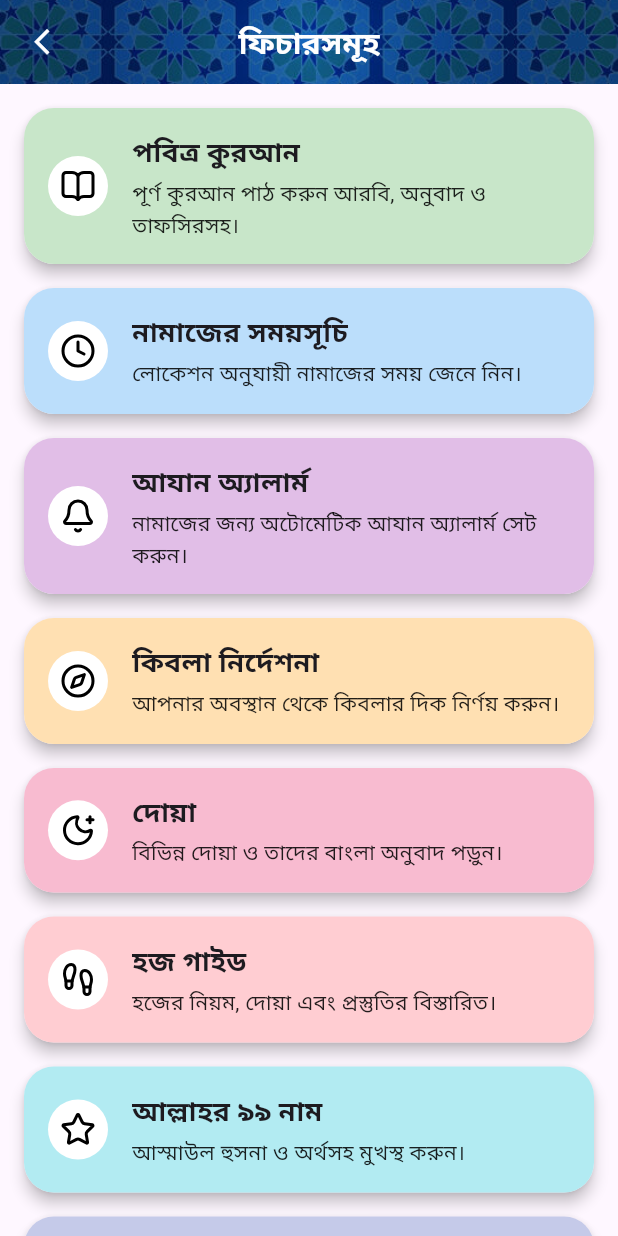
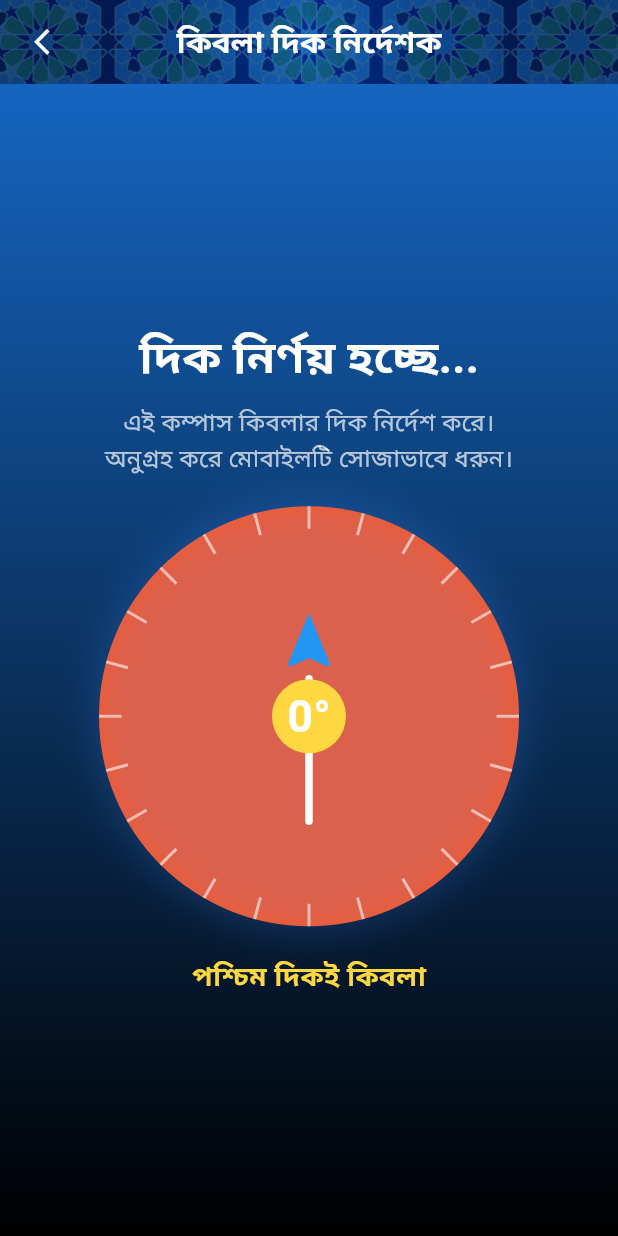
Before and after one commit to alazad214/din-duide-app, a Flutter app: the FeaturesScreen screen opened directly, after a tap on "কিবলা নির্দেশনা", on a phone screen of 412 x 824 dp. Run offline on Flutter 3.47's test engine with Material 3 defaults, Android fonts, the phone set to English and light mode, and no system bars; drawn by our look-alikes of auto_animated, toastification; our stand-ins replace carousel_slider, connectivity_plus, dio, flutter_compass, flutter_easyloading, flutter_screenutil and 11 more; missing offline and left inert: easy_url_launcher; accounts and stored records are empty.

Commit message:
namaz, qurbani screen added

```diff
--- a/lib/features/features/presentation/features_screen.dart
+++ b/lib/features/features/presentation/features_screen.dart
@@ -1,7 +1,17 @@
 import 'package:din_guide_app/common_widgets/auth_appbar.dart';
+import 'package:din_guide_app/features/features/presentation/allah_name_screen.dart';
+import 'package:din_guide_app/features/features/presentation/dua_screen.dart';
+import 'package:din_guide_app/features/features/presentation/hajj_screen.dart';
+import 'package:din_guide_app/features/features/presentation/juma_day.dart';
+import 'package:din_guide_app/features/features/presentation/kibla_screen.dart';
+import 'package:din_guide_app/features/features/presentation/namaz_screen.dart';
+import 'package:din_guide_app/features/features/presentation/qurbani_info_screen.dart';
+import 'package:din_guide_app/features/features/presentation/roja_screen.dart';
 import 'package:din_guide_app/features/salat/widgets/features_card.dart';
 import 'package:flutter/material.dart';
+import 'package:get/get.dart';
 import 'package:lucide_icons/lucide_icons.dart';
+import 'package:toastification/toastification.dart';
 
 class FeaturesScreen extends StatelessWidget {
   const FeaturesScreen({super.key});
@@ -28,94 +38,124 @@ class FeaturesScreen extends StatelessWidget {
             ),
             FeatureCard(
               icon: LucideIcons.clock,
-              title: 'নামাজের সময়সূচি',
+              title: 'নামাজ শিখা',
               description: 'লোকেশন অনুযায়ী নামাজের সময় জেনে নিন।',
               color: Colors.blue.shade100,
-              ontap: () {},
+              ontap: () {
+                Get.to(() => const NamazLearningScreen());
+              },
             ),
             FeatureCard(
               icon: LucideIcons.bell,
               title: 'আযান অ্যালার্ম',
               description: 'নামাজের জন্য অটোমেটিক আযান অ্যালার্ম সেট করুন।',
               color: Colors.purple.shade100,
-              ontap: () {},
+              ontap: () {
+                toastification.show(
+                  title: const Text('Comming soon..'),
+                  type: ToastificationType.warning,
+                );
+              },
             ),
             FeatureCard(
               icon: LucideIcons.compass,
               title: 'কিবলা নির্দেশনা',
               description: 'আপনার অবস্থান থেকে কিবলার দিক নির্ণয় করুন।',
               color: Colors.orange.shade100,
-              ontap: () {},
+              ontap: () {
+                Get.to(() => const CompassScreen());
+              },
             ),
             FeatureCard(
               icon: LucideIcons.moonStar,
               title: 'দোয়া',
               description: 'বিভিন্ন দোয়া ও তাদের বাংলা অনুবাদ পড়ুন।',
               color: Colors.pink.shade100,
-              ontap: () {},
+              ontap: () {
+                Get.to(() => const DuaScreen());
+              },
             ),
             FeatureCard(
               icon: LucideIcons.footprints,
               title: 'হজ গাইড',
               description: 'হজের নিয়ম, দোয়া এবং প্রস্তুতির বিস্তারিত।',
               color: Colors.red.shade100,
-              ontap: () {},
+              ontap: () {
+                Get.to(() => const HajjScreen());
+              },
             ),
             FeatureCard(
               icon: LucideIcons.star,
               title: 'আল্লাহর ৯৯ নাম',
               description: 'আস্মাউল হুসনা ও অর্থসহ মুখস্থ করুন।',
               color: Colors.cyan.shade100,
-              ontap: () {},
+              ontap: () {
+                Get.to(() => const AllahNameScreen());
+              },
             ),
             FeatureCard(
               icon: LucideIcons.book,
               title: 'নামাজ শিক্ষা',
               description: 'নামাজের নিয়ম, দোয়া এবং সূরা শিখুন।',
               color: Colors.indigo.shade100,
-              ontap: () {},
+              ontap: () {
+                toastification.show(
+                  title: const Text('Comming soon..'),
+                  type: ToastificationType.warning,
+                );
+              },
             ),
-            FeatureCard(
-              icon: LucideIcons.headphones,
-              title: 'যিকির',
-              description: 'প্রতিদিনের যিকির ও ফজিলতসমূহ।',
-              color: Colors.amber.shade100,
-              ontap: () {},
-            ),
+
             FeatureCard(
               icon: LucideIcons.user,
               title: 'ইসলামিক নাম',
               description: 'ছেলে ও মেয়েদের সুন্দর ইসলামিক নাম খুঁজুন।',
               color: Colors.deepPurple.shade100,
-              ontap: () {},
+              ontap: () {
+                toastification.show(
+                  title: const Text('Comming soon..'),
+                  type: ToastificationType.warning,
+                );
+              },
             ),
             FeatureCard(
               icon: LucideIcons.shieldCheck,
               title: 'ক্বুরবানি গাইড',
               description: 'ক্বুরবানির নিয়ম, শর্ত ও গুরুত্বপূর্ণ মাসায়েল।',
               color: Colors.lime.shade100,
-              ontap: () {},
+              ontap: () {
+                Get.to(() => const QurbaniInfoScreen());
+              },
             ),
             FeatureCard(
               icon: LucideIcons.calendar,
               title: 'হিজরি ক্যালেন্ডার',
               description: 'হিজরি ও ইংরেজি তারিখ একসাথে দেখুন।',
               color: Colors.brown.shade100,
-              ontap: () {},
+              ontap: () {
+                toastification.show(
+                  title: const Text('Comming soon..'),
+                  type: ToastificationType.warning,
+                );
+              },
             ),
             FeatureCard(
               icon: LucideIcons.sun,
               title: 'রোজা',
               description: 'রোজার নিয়ম, সাহরি-ইফতারের সময় ও দোয়া।',
               color: Colors.greenAccent.shade100,
-              ontap: () {},
+              ontap: () {
+                Get.to(() => const RojaDetailsScreen());
+              },
             ),
             FeatureCard(
               icon: LucideIcons.sunrise,
               title: 'জুমার ফজিলত',
               description: 'জুমার গুরুত্ব, সূরা কাহফ ও দোয়ার সংকলন।',
               color: Colors.teal.shade100,
-              ontap: () {},
+              ontap: () {
+                Get.to(() => const JummahInfoScreen());
+              },
             ),
           ],
         ),
--- /dev/null
+++ b/lib/features/features/presentation/kibla_screen.dart
@@ -0,0 +1,199 @@
+import 'package:din_guide_app/common_widgets/auth_appbar.dart';
+import 'package:flutter/material.dart';
+import 'package:flutter_compass/flutter_compass.dart';
+import 'dart:math' as math;
+
+class CompassScreen extends StatefulWidget {
+  const CompassScreen({super.key});
+
+  @override
+  CompassScreenState createState() => CompassScreenState();
+}
+
+class CompassScreenState extends State<CompassScreen> {
+  double? _heading;
+
+  @override
+  void initState() {
+    super.initState();
+    _startCompass();
+  }
+
+  void _startCompass() {
+    FlutterCompass.events?.listen((event) {
+      setState(() {
+        _heading = event.heading;
+      });
+    });
+  }
+
+  String _getDirection(double heading) {
+    List<String> directions = [
+      "উত্তর",
+      "উত্তর-উত্তর-পূর্ব",
+      "উত্তর-পূর্ব",
+      "পূর্ব-উত্তর-পূর্ব",
+      "পূর্ব",
+      "পূর্ব-দক্ষিণ-পূর্ব",
+      "দক্ষিণ-পূর্ব",
+      "দক্ষিণ-দক্ষিণ-পূর্ব",
+      "দক্ষিণ",
+      "দক্ষিণ-দক্ষিণ-পশ্চিম",
+      "দক্ষিণ-পশ্চিম",
+      "পশ্চিম-দক্ষিণ-পশ্চিম",
+      "পশ্চিম",
+      "পশ্চিম-উত্তর-পশ্চিম",
+      "উত্তর-পশ্চিম",
+      "উত্তর-উত্তর-পশ্চিম",
+    ];
+    int index = ((heading + 11.25) ~/ 22.5) % 16;
+    return directions[index];
+  }
+
+  @override
+  Widget build(BuildContext context) {
+    return Scaffold(
+      appBar: const CustomAppbar(title: 'কিবলা দিক নির্দেশক', leadingVisible: true,),
+      body: Container(
+        decoration: BoxDecoration(
+          gradient: LinearGradient(
+            colors: [Colors.blue.shade800, Colors.black],
+            begin: Alignment.topCenter,
+            end: Alignment.bottomCenter,
+          ),
+        ),
+        child: Center(
+          child: Column(
+            mainAxisAlignment: MainAxisAlignment.center,
+            children: [
+              Text(
+                _heading != null ? _getDirection(_heading!) : 'দিক নির্ণয় হচ্ছে...',
+                style: const TextStyle(
+                  fontSize: 30,
+                  fontWeight: FontWeight.bold,
+                  color: Colors.white,
+                ),
+              ),
+              const SizedBox(height: 10),
+              const Text(
+                'এই কম্পাস কিবলার দিক নির্দেশ করে।\nঅনুগ্রহ করে মোবাইলটি সোজাভাবে ধরুন।',
+                style: TextStyle(fontSize: 16, color: Colors.white70),
+                textAlign: TextAlign.center,
+              ),
+              const SizedBox(height: 20),
+
+              Container(
+                decoration: const BoxDecoration(
+                  shape: BoxShape.circle,
+                  color: Colors.deepOrange,
+                ),
+                child: Stack(
+                  alignment: Alignment.center,
+                  children: [
+                    Container(
+                      width: 280,
+                      height: 280,
+                      decoration: BoxDecoration(
+                        shape: BoxShape.circle,
+                        boxShadow: [
+                          BoxShadow(
+                            color: Colors.blueAccent.withAlpha(50),
+                            blurRadius: 20,
+                            spreadRadius: 5,
+                          ),
+                        ],
+                      ),
+                      child: CustomPaint(painter: CompassDialPainter()),
+                    ),
+
+                    Transform.rotate(
+                      angle: _heading == null
+                          ? 0
+                          : -(math.pi / 180) * ((_heading! - 270) % 360),
+                      child: Column(
+                        children: [
+                          const Icon(
+                            Icons.navigation,
+                            size: 45,
+                            color: Colors.blue,
+                          ),
+                          Container(
+                            width: 5,
+                            height: 100,
+                            decoration: BoxDecoration(
+                              gradient: const LinearGradient(
+                                colors: [Colors.white, Colors.white],
+                                begin: Alignment.topCenter,
+                                end: Alignment.bottomCenter,
+                              ),
+                              borderRadius: BorderRadius.circular(5),
+                            ),
+                          ),
+                        ],
+                      ),
+                    ),
+
+                    Center(
+                      child: Container(
+                        padding: const EdgeInsets.all(10),
+                        decoration: const BoxDecoration(
+                          color: Colors.amberAccent,
+                          shape: BoxShape.circle,
+                        ),
+                        child: Text(
+                          _heading != null
+                              ? '${_heading!.toStringAsFixed(0)}°'
+                              : '0°',
+                          style: const TextStyle(
+                            fontSize: 30,
+                            fontWeight: FontWeight.bold,
+                            color: Colors.white,
+                          ),
+                        ),
+                      ),
+                    ),
+                  ],
+                ),
+              ),
+              const SizedBox(height: 20),
+              const Text(
+                'পশ্চিম দিকই কিবলা',
+                style: TextStyle(
+                  fontSize: 18,
+                  fontWeight: FontWeight.bold,
+                  color: Colors.amberAccent,
+                ),
+              ),
+            ],
+          ),
+        ),
+      ),
+    );
+  }
+}
+
+class CompassDialPainter extends CustomPainter {
+  @override
+  void paint(Canvas canvas, Size size) {
+    final Paint tickPaint = Paint()
+      ..color = Colors.white.withAlpha(150)
+      ..strokeWidth = 2;
+
+    final double centerX = size.width / 2;
+    final double centerY = size.height / 2;
+    final double radius = size.width / 2;
+
+    for (int i = 0; i < 360; i += 15) {
+      final double angle = (i * math.pi) / 180;
+      final double startX = centerX + (radius - 15) * math.cos(angle);
+      final double startY = centerY + (radius - 15) * math.sin(angle);
+      final double endX = centerX + radius * math.cos(angle);
+      final double endY = centerY + radius * math.sin(angle);
+
+      canvas.drawLine(Offset(startX, startY), Offset(endX, endY), tickPaint);
+    }
+  }
+
+  @override
+  bool shouldRepaint(CustomPainter oldDelegate) => false;
+}
--- a/pubspec.yaml
+++ b/pubspec.yaml
@@ -68,6 +68,7 @@ dependencies:
   http: ^1.3.0
   shimmer: ^3.0.0
   shared_preferences: ^2.5.3
+  flutter_compass: ^0.8.1
 
 
 dev_dependencies:
```
Also changed, not shown: lib/features/features/presentation/juma_day.dart (added, +166 -0 lines), lib/features/features/presentation/namaz_screen.dart (added, +118 -0 lines), lib/features/features/presentation/qurbani_info_screen.dart (added, +102 -0 lines), pubspec.lock.
